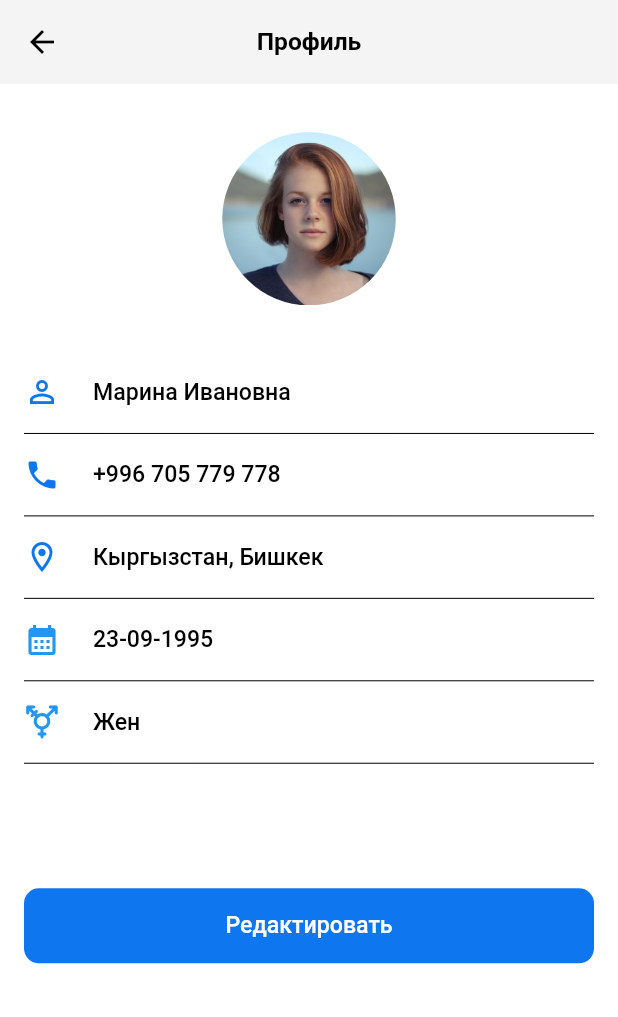
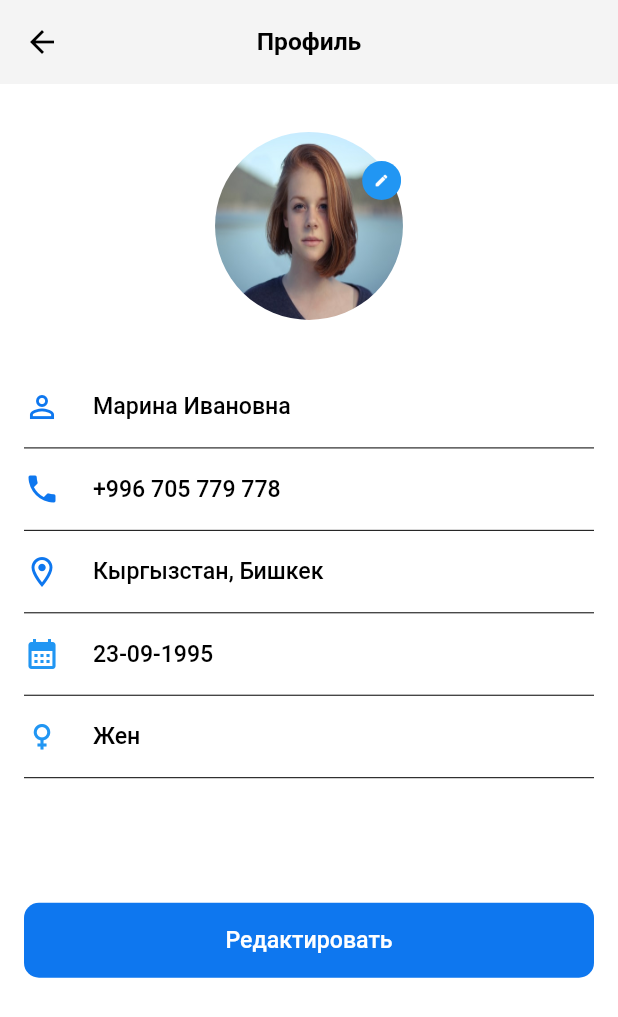
Before and after one commit to AmanturMamatazimov/cargo2, a Flutter app: the MyProfile screen opened directly, on a phone screen of 412 x 824 dp. Shown: the top 1017 px of the screen. Run offline on Flutter 3.47's test engine with Material 2 defaults, Android fonts, the phone set to English and light mode, and no system bars; our stand-ins replace device_preview, flutter_screenutil, flutter_svg, font_awesome_flutter, getwidget, google_maps_flutter and 1 more; Roboto replaces fonts that are missing (Gilroy, SF Pro Display).

Commit message:
ios adaptive

```diff
--- a/lib/main/home.dart
+++ b/lib/main/home.dart
@@ -79,7 +79,7 @@ class _HomeState extends State<Home> {
                     },
 
                     child: Container(
-                      width: 164.w,
+                      width: MediaQuery.of(context).size.width * 0.4,
                       height: 55.h,
                       decoration: BoxDecoration(
                         borderRadius: BorderRadius.circular(10),
@@ -116,7 +116,7 @@ class _HomeState extends State<Home> {
                       );
                     },
                     child: Container(
-                        width: 164.w,
+                      width: MediaQuery.of(context).size.width * 0.4,
                         height: 55.h,
                       decoration: BoxDecoration(
                         borderRadius: BorderRadius.circular(10),
--- a/lib/menu/my_profil.dart
+++ b/lib/menu/my_profil.dart
@@ -15,6 +15,38 @@ class MyProfile extends StatefulWidget {
 }
 
 class _MyProfileState extends State<MyProfile> {
+
+
+
+  Widget buildEditIcon(Color color) => buildCircle(
+      color: color,
+      all: 8,
+
+      child: Icon(
+        Icons.edit,
+        color: Colors.white,
+        size: 10,
+      )
+  );
+
+  Widget buildCircle({
+    required Widget child,
+    required double all,
+    required Color color,
+  }) => ClipOval(
+    child: Container(padding: EdgeInsets.all(all),
+      color: color,
+      child: child,
+    ),
+  );
+
+
+
+
+
+
+
+
   @override
   Widget build(BuildContext context) {
     return Scaffold(
@@ -25,17 +57,27 @@ class _MyProfileState extends State<MyProfile> {
         padding: const EdgeInsets.symmetric(horizontal: 16,vertical: 32),
         child: Column(
            children: <Widget>[
+
+             Stack(
+               children: [
                  Container(
-               width: 120.w,
-               height: 120.h,
+                 width: 130.w,
+                 height: 130.h,
                  decoration: BoxDecoration(
                    shape: BoxShape.circle,
                    image: DecorationImage(
-                   fit: BoxFit.cover,
+                     fit: BoxFit.fill,
                      image: AssetImage('assets/marina.png'),
                    )
                  ),
                ),
+                 Positioned(
+                     bottom: 80,
+                     right: 10,
+                     child: buildEditIcon(Colors.blue)),
+        ]
+             ),
+
              SizedBox(height: 32.h),
              Container(
                padding: EdgeInsets.symmetric(vertical: 15),
@@ -97,7 +139,7 @@ class _MyProfileState extends State<MyProfile> {
                padding: EdgeInsets.symmetric(vertical: 15),
                child:  Row(
                  children: [
-                   Icon(Icons.transgender_rounded,color: Colors.blue),
+                   Icon(Icons.female,color: Colors.blue),
                    SizedBox(width: 20.w),
                    Text('Жен', style: AppTextStyles.profile,),
                  ],
--- a/lib/my_orders/diteals.dart
+++ b/lib/my_orders/diteals.dart
@@ -258,7 +258,8 @@ class _DitealsState extends State<Diteals> {
                         crossAxisAlignment: CrossAxisAlignment.start,
                         children: [
                           Text('Куда',style: AppTextStyles.blackGrey12Regular),
-                          Container(width:283.w,child: Text('Офис Sapat cargo, г.Бишкек, Токольдош...',style: AppTextStyles.black16Regular))
+                          Container(width:   MediaQuery.of(context).size.width * 0.6,
+                              child: Text('Офис Sapat cargo, г.Бишкек, Токольдош...',style: AppTextStyles.black16Regular))
                         ],
                       ),
 
--- a/lib/views/auth/sing_in/sing_in_screen.dart
+++ b/lib/views/auth/sing_in/sing_in_screen.dart
@@ -87,7 +87,7 @@ class _SingInScreenState extends State<SingInScreen> {
         ),
         SizedBox(width: 10.w),
         Container(
-          width: 303.w,
+          width: MediaQuery.of(context).size.width * 0.7,
           child: RichText(
             text: TextSpan(
               children: [
@@ -230,7 +230,8 @@ class _SingInScreenState extends State<SingInScreen> {
                 SizedBox(height: 24.h),
                 politikConf(),
                 SizedBox(height: 48.h),
-                ElevatedButton(
+                Center(
+                  child: ElevatedButton(
                     onPressed: () {
                       Navigator.push(
                         context,
@@ -243,6 +244,7 @@ class _SingInScreenState extends State<SingInScreen> {
                     child: Text(
                       'Войти',
                       style: AppTextStyles.white16Medium,
+                    ),
                   ),
                 ),
                 SizedBox(height: 169.h),
--- a/lib/views/auth/sing_up/sing_up_screen.dart
+++ b/lib/views/auth/sing_up/sing_up_screen.dart
@@ -111,7 +111,7 @@ class _SingUpScreenState extends State<SingUpScreen> {
         ),
         SizedBox(width: 10.w),
         Container(
-          width: 303.w,
+          width: MediaQuery.of(context).size.width * 0.7,
           child: RichText(
             text: new TextSpan(
               children: [
@@ -253,7 +253,8 @@ class _SingUpScreenState extends State<SingUpScreen> {
                 SizedBox(height: 24.h),
                 politikConf(),
                 SizedBox(height: 48.h),
-                ElevatedButton(
+                Center(
+                  child: ElevatedButton(
                     onPressed: () {
 
                     },
@@ -270,6 +271,7 @@ class _SingUpScreenState extends State<SingUpScreen> {
                       style: AppTextStyles.white16Medium,
                     ),
                   ),
+                ),
                 SizedBox(height: 110.h),
                 singIn(),
                 SizedBox(height: 58.h),
--- a/pubspec.yaml
+++ b/pubspec.yaml
@@ -38,7 +38,7 @@ dependencies:
   cupertino_icons: ^1.0.2
   flutter_screenutil: ^5.4.0
   flutter_svg: ^1.0.3
-
+  device_preview: ^1.0.0
   url_launcher: ^6.0.20
   path_provider: ^2.0.9
   connectivity_plus: ^2.2.1
```
Also changed, not shown: lib/main.dart (+17 -1 lines), lib/main/menu_page.dart (+5 -5 lines), pubspec.lock. Lines whose indentation alone changed are shown as unchanged.
